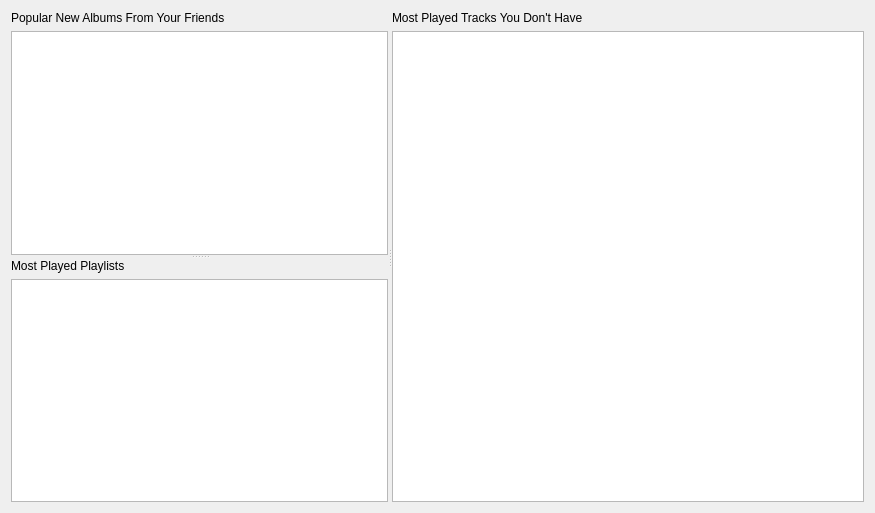
tomahawk-player/tomahawk, file src/libtomahawk/widgets/SocialPlaylistWidget.ui: the form before one commit.
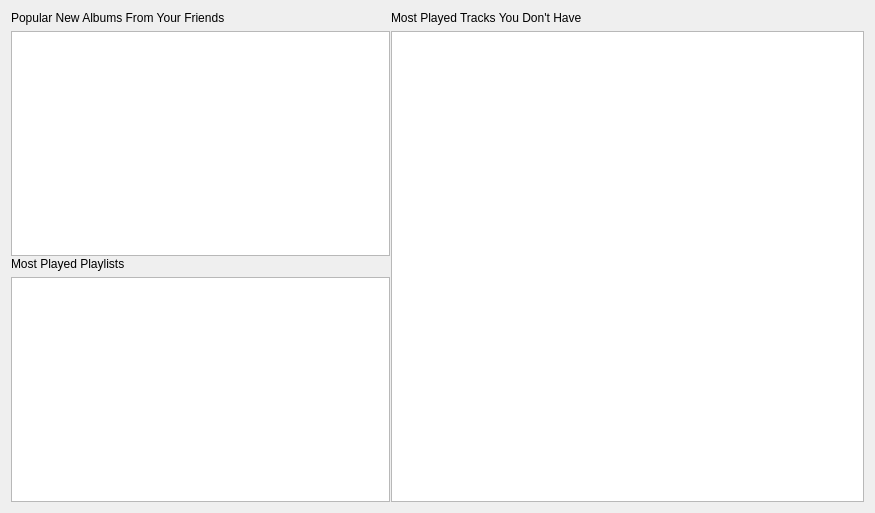
The form after the commit. Custom widgets are drawn as their Qt base class.

What changed in the file:
```diff
--- a/src/libtomahawk/widgets/SocialPlaylistWidget.ui
+++ b/src/libtomahawk/widgets/SocialPlaylistWidget.ui
@@ -16,10 +16,16 @@
      <property name="orientation">
       <enum>Qt::Horizontal</enum>
      </property>
+     <property name="handleWidth">
+      <number>1</number>
+     </property>
      <widget class="QSplitter" name="splitter">
       <property name="orientation">
        <enum>Qt::Vertical</enum>
       </property>
+      <property name="handleWidth">
+       <number>1</number>
+      </property>
       <widget class="QWidget" name="layoutWidget1">
        <layout class="QVBoxLayout" name="verticalLayout">
         <item>
```
